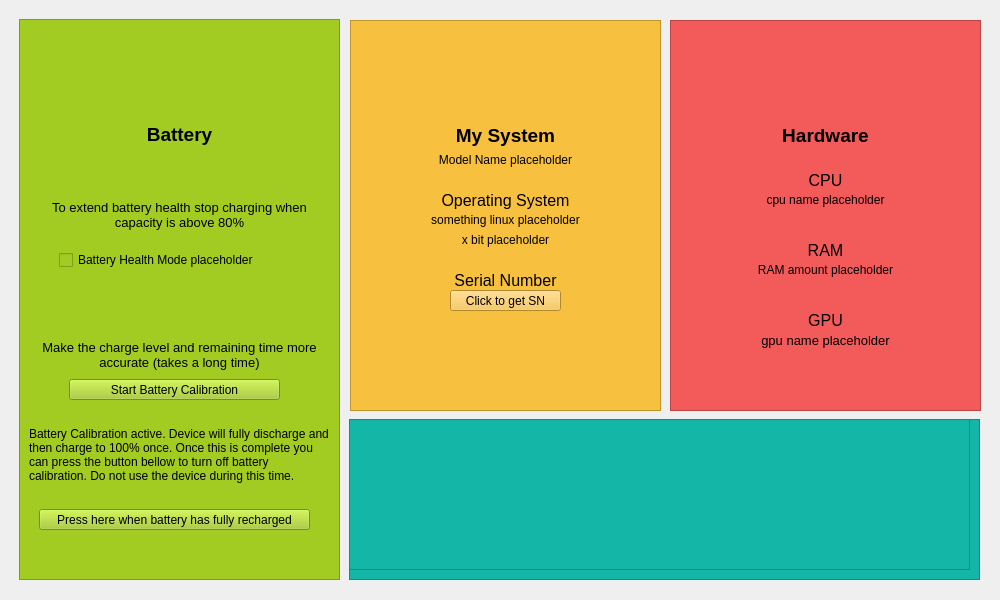
The window that carecenter.ui (JonathanY234/Acer-Battery-Manager-for-Linux) describes before a commit, drawn with Qt 5.
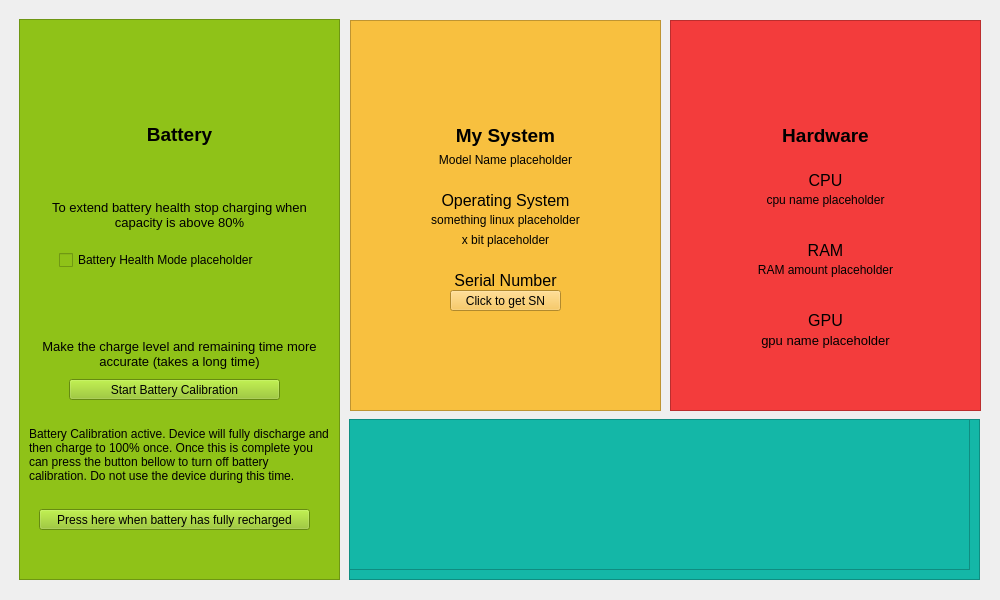
The same window after the commit. Icons and pictures are not drawn.

The edit to the form file:
```diff
--- a/carecenter.ui
+++ b/carecenter.ui
@@ -40,7 +40,8 @@
      </rect>
     </property>
     <property name="styleSheet">
-     <string notr="true">background-color: rgb(163, 204, 34);</string>
+     <string notr="true">background-color: rgb(163, 204, 34);
+background-color: rgb(143, 194, 24);</string>
     </property>
     <property name="frameShape">
      <enum>QFrame::Shape::StyledPanel</enum>
@@ -132,7 +133,7 @@
        <x>10</x>
        <y>320</y>
        <width>301</width>
-       <height>31</height>
+       <height>41</height>
       </rect>
      </property>
      <property name="font">
@@ -144,7 +145,7 @@
       <string>Make the charge level and remaining time more accurate (takes a long time)</string>
      </property>
      <property name="alignment">
-      <set>Qt::AlignmentFlag::AlignCenter</set>
+      <set>Qt::AlignmentFlag::AlignHCenter|Qt::AlignmentFlag::AlignTop</set>
      </property>
      <property name="wordWrap">
       <bool>true</bool>
@@ -397,7 +398,8 @@
      </rect>
     </property>
     <property name="styleSheet">
-     <string notr="true">background-color: rgb(243, 90, 90);</string>
+     <string notr="true">background-color: rgb(243, 90, 90);
+background-color: rgb(243, 60, 60);</string>
     </property>
     <property name="frameShape">
      <enum>QFrame::Shape::StyledPanel</enum>
```
Left out of the diff: 5 changed lines with no effect on the pictures.
